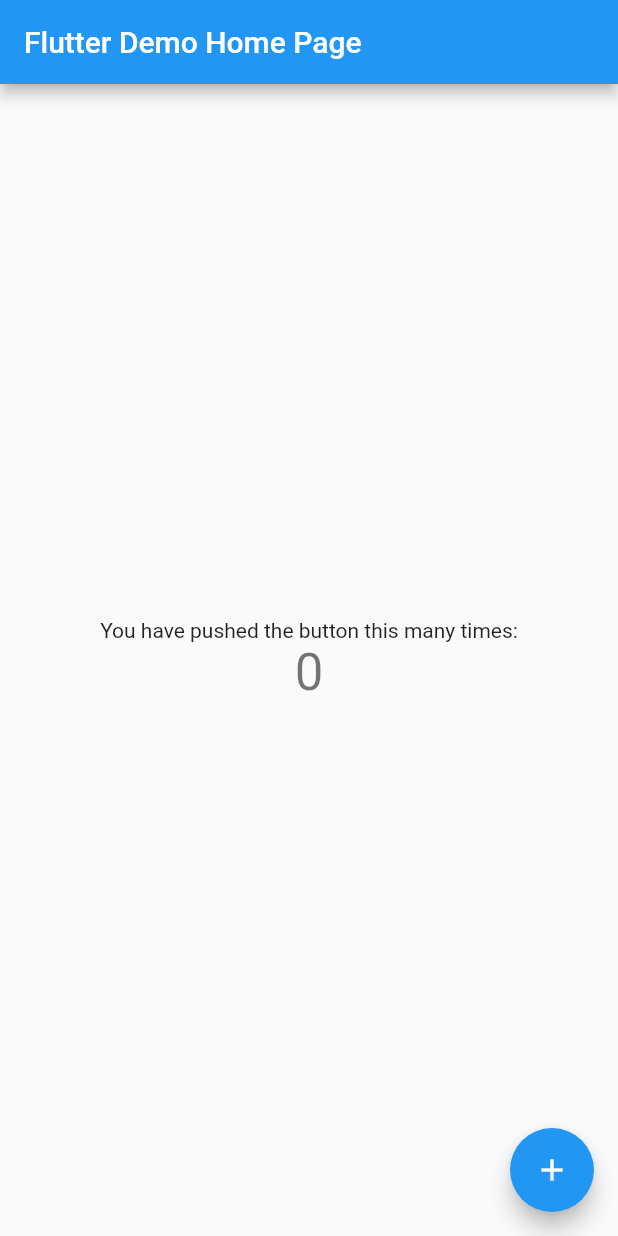
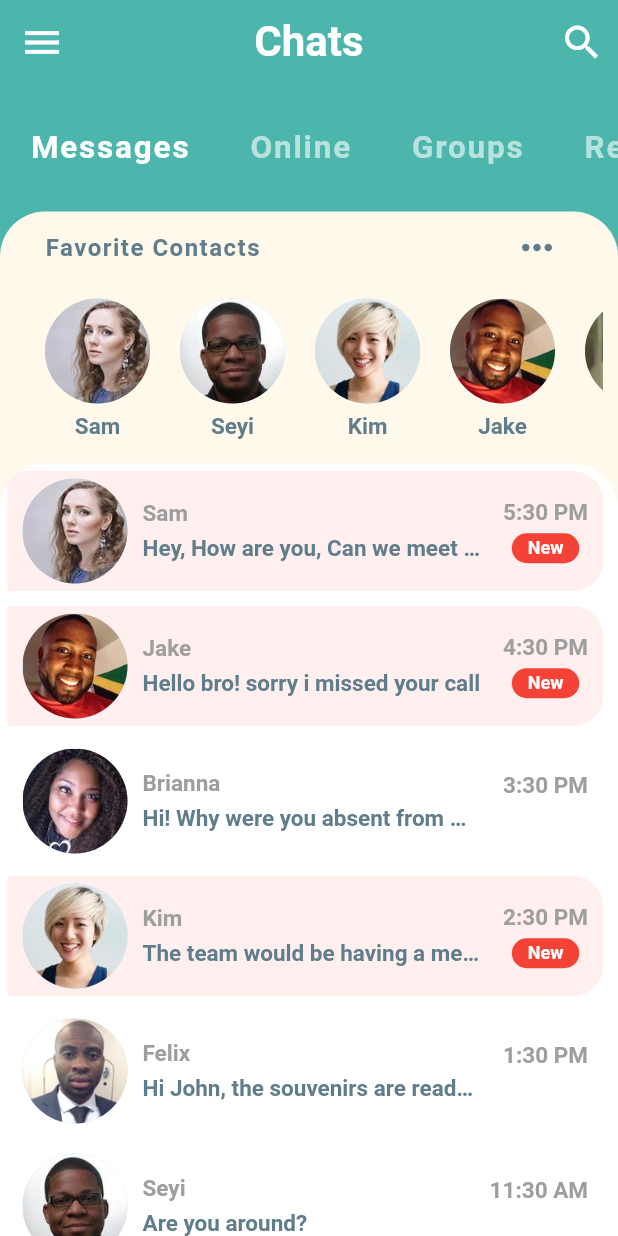
Before and after one commit to divinechy/DummyChatApp, a Flutter app: the screen it shows after launch, on a phone screen of 412 x 824 dp. Run offline on Flutter 3.47's test engine with Material 2 defaults, Android fonts, the phone set to English and light mode, and no system bars.

Commit message:
Added recent chats component

```diff
--- /dev/null
+++ b/lib/Components/CategorySelector.dart
@@ -0,0 +1,46 @@
+import 'package:flutter/material.dart';
+
+class CategorySelector extends StatefulWidget {
+  @override
+  _CategorySelectorState createState() => _CategorySelectorState();
+}
+
+class _CategorySelectorState extends State<CategorySelector> {
+  //to maintain state of the selected category
+  int selectedIndex = 0;
+  final List<String> categories = ['Messages', 'Online', 'Groups', 'Requests'];
+
+  @override
+  Widget build(BuildContext context) {
+    return Container(
+        height: 85,
+        color: Theme.of(context).primaryColor,
+        child: ListView.builder(
+          scrollDirection: Axis.horizontal,
+          itemCount: categories.length,
+          itemBuilder: (context, index) {
+            return GestureDetector(
+              onTap: () {
+                setState(() {
+                  selectedIndex = index;
+                });
+              },
+              child: Padding(
+                padding: EdgeInsets.symmetric(horizontal: 20.0, vertical: 30.0),
+                child: Text(
+                  categories[index],
+                  style: TextStyle(
+                      //the selected index will have a different color from the other items
+                      color: index == selectedIndex
+                          ? Colors.white
+                          : Colors.white60,
+                      fontSize: 21.0,
+                      fontWeight: FontWeight.bold,
+                      letterSpacing: 1.2),
+                ),
+              ),
+            );
+          },
+        ));
+  }
+}
--- /dev/null
+++ b/lib/Components/FavoriteContacts.dart
@@ -0,0 +1,63 @@
+import 'package:dummychatapp/Models/MessageModel.dart';
+import 'package:flutter/material.dart';
+
+class FavoriteContacts extends StatelessWidget {
+  @override
+  Widget build(BuildContext context) {
+    return Padding(
+      padding: const EdgeInsets.symmetric(horizontal: 10.0),
+      child: Column(
+        children: <Widget>[
+          Padding(
+            padding: const EdgeInsets.symmetric(horizontal: 20.0),
+            child: Row(
+              mainAxisAlignment: MainAxisAlignment.spaceBetween,
+              children: <Widget>[
+                Text(
+                  'Favorite Contacts',
+                  style: TextStyle(
+                      color: Colors.blueGrey,
+                      fontSize: 16.0,
+                      fontWeight: FontWeight.bold,
+                      letterSpacing: 1.0),
+                ),
+                IconButton(
+                    icon: Icon(Icons.more_horiz),
+                    iconSize: 30.0,
+                    color: Colors.blueGrey,
+                    onPressed: () {})
+              ],
+            ),
+          ),
+          Container(
+            height: 120.0,
+            child: ListView.builder(
+              padding: EdgeInsets.only(left: 10.0),
+              scrollDirection: Axis.horizontal,
+              itemCount: favorites.length,
+              itemBuilder: (context, index) {
+                return Padding(
+                  padding: const EdgeInsets.all(10.0),
+                  child: Column(
+                    children: <Widget>[
+                      CircleAvatar(
+                        radius: 35.0,
+                        backgroundImage: AssetImage(favorites[index].imageUrl),
+                      ),
+                      SizedBox(height: 6.0),
+                      Text(favorites[index].name,
+                          style: TextStyle(
+                              color: Colors.blueGrey,
+                              fontSize: 15.0,
+                              fontWeight: FontWeight.w600)),
+                    ],
+                  ),
+                );
+              },
+            ),
+          )
+        ],
+      ),
+    );
+  }
+}
--- /dev/null
+++ b/lib/Components/RecentChats.dart
@@ -0,0 +1,103 @@
+import 'package:dummychatapp/Models/MessageModel.dart';
+import 'package:flutter/material.dart';
+
+class RecentChats extends StatelessWidget {
+  @override
+  Widget build(BuildContext context) {
+    return Expanded(
+      child: Container(
+        child: ClipRRect(
+             borderRadius: BorderRadius.only(
+                      topLeft: Radius.circular(30.0),
+                      topRight: Radius.circular(30.0)),
+            child: ListView.builder(
+            itemCount: chats.length,
+            itemBuilder: (context, index) {
+              final Message chat = chats[index];
+              return Container(
+                margin: EdgeInsets.only(left: 5.0, top:5.0, bottom:5.0, right:10.0),
+                padding: EdgeInsets.symmetric(horizontal: 10.0, vertical: 5.0),
+                decoration: BoxDecoration(
+                  color: chat.unread ? Color(0xFFFFEFEE) : Colors.white,
+                  borderRadius: BorderRadius.only(
+                    topRight: Radius.circular(20.0),
+                    bottomRight: Radius.circular(20.0),
+                    // topLeft: Radius.circular(20.0),
+                    // bottomLeft: Radius.circular(20.0)
+                  )
+                ),
+                child: Row(
+                  mainAxisAlignment: MainAxisAlignment.spaceBetween,
+                  children: <Widget>[
+                    Row(
+                      children: <Widget>[
+                        CircleAvatar(
+                          radius: 35.0,
+                          backgroundImage: AssetImage(chat.sender.imageUrl),
+                        ),
+                        SizedBox(
+                          width: 10.0
+                        ),
+                        Column(
+                          crossAxisAlignment: CrossAxisAlignment.start,
+                          children: <Widget>[
+                            Text(chat.sender.name,
+                                style: TextStyle(
+                                    color: Colors.grey,
+                                    fontSize: 15.0,
+                                    fontWeight: FontWeight.bold)),
+                            SizedBox(height: 5.0),
+                            Container(
+                              width: MediaQuery.of(context).size.width * 0.55,
+                              child: Text(
+                                chat.text,
+                                overflow: TextOverflow.ellipsis,
+                                style: TextStyle(
+                                    color: Colors.blueGrey,
+                                    fontSize: 15.0,
+                                    fontWeight: FontWeight.w600),
+                              ),
+                            )
+                          ],
+                        ),
+                      ],
+                    ),
+                    Column(
+                      children: <Widget>[
+                        Text(chat.time, style: TextStyle(
+                          color: Colors.grey,
+                          fontSize: 15.0,
+                          fontWeight: FontWeight.bold
+                        ),),
+                        SizedBox(height: 5.0),
+                        chat.unread ?
+                        Container(
+                          width: 45.0,
+                          height: 20.0,
+                          alignment: Alignment.center,
+                          decoration: BoxDecoration(
+                            borderRadius: BorderRadius.circular(20.0),
+                            color: Colors.red
+                          ),
+                          child: Text("New", style: TextStyle(color: Colors.white, fontSize: 12.0,
+                           fontWeight: FontWeight.bold
+                          )
+                          ,))
+                          : Text('')
+                          ],
+                    )
+                  ],
+                ),
+              );
+            },
+          ),
+        ),
+        decoration: BoxDecoration(
+            color: Colors.white,
+            borderRadius: BorderRadius.only(
+                topLeft: Radius.circular(30.0),
+                topRight: Radius.circular(30.0))),
+      ),
+    );
+  }
+}
--- /dev/null
+++ b/lib/Models/MessageModel.dart
@@ -0,0 +1,160 @@
+import 'package:dummychatapp/Models/UserModel.dart';
+
+class Message {
+  final User sender;
+  final String time; // time would be a datetime or timestamp in real world apps
+  final String text;
+  final bool isLiked;
+  final bool unread;
+
+  Message({
+    this.sender,
+    this.time,
+    this.text,
+    this.isLiked,
+    this.unread,
+  });
+}
+
+//current user
+final User currentUser = User(
+  id: 0,
+  name: 'Current User',
+  imageUrl: 'images/john.jpg',
+);
+
+// USERS
+final User brianna = User(
+  id: 1,
+  name: 'Brianna',
+  imageUrl: 'images/brianna.jpg',
+);
+final User jake = User(
+  id: 2,
+  name: 'Jake',
+  imageUrl: 'images/jake.jpg',
+);
+final User kim = User(
+  id: 3,
+  name: 'Kim',
+  imageUrl: 'images/kim.jpg',
+);
+
+final User seyi = User(
+  id: 4,
+  name: 'Seyi',
+  imageUrl: 'images/seyi.jpg',
+);
+
+final User sam = User(
+  id: 5,
+  name: 'Sam',
+  imageUrl: 'images/samantha.jpg',
+);
+
+final User jane = User(
+  id: 6,
+  name: 'Jane',
+  imageUrl: 'images/jane.jpg',
+);
+
+final User felix = User(
+  id: 7,
+  name: 'Felix',
+  imageUrl: 'images/felix.jpg',
+);
+
+// FAVORITE CONTACTS
+List<User> favorites = [sam, seyi, kim, jake, jane];
+
+// EXAMPLE CHATS ON HOME SCREEN
+List<Message> chats = [
+  Message(
+    sender: sam,
+    time: '5:30 PM',
+    text: 'Hey, How are you, Can we meet today?',
+    isLiked: false,
+    unread: true,
+  ),
+  Message(
+    sender: jake,
+    time: '4:30 PM',
+    text: 'Hello bro! sorry i missed your call',
+    isLiked: false,
+    unread: true,
+  ),
+  Message(
+    sender: brianna,
+    time: '3:30 PM',
+    text: 'Hi! Why were you absent from work today?',
+    isLiked: false,
+    unread: false,
+  ),
+  Message(
+    sender: kim,
+    time: '2:30 PM',
+    text: 'The team would be having a meeting',
+    isLiked: false,
+    unread: true,
+  ),
+  Message(
+    sender: felix,
+    time: '1:30 PM',
+    text: 'Hi John, the souvenirs are ready for collection',
+    isLiked: false,
+    unread: false,
+  ),
+  Message(
+    sender: seyi,
+    time: '11:30 AM',
+    text: 'Are you around?',
+    isLiked: false,
+    unread: false,
+  ),
+];
+
+// EXAMPLE MESSAGES IN CHAT SCREEN
+List<Message> messages = [
+  Message(
+    sender: jane,
+    time: '5:30 PM',
+    text: 'Oh really! that will be great',
+    isLiked: true,
+    unread: true,
+  ),
+  Message(
+    sender: currentUser,
+    time: '4:30 PM',
+    text: 'Sorry about that! Maybe i can fix you somewhere else',
+    isLiked: false,
+    unread: true,
+  ),
+  Message(
+    sender: jane,
+    time: '3:45 PM',
+    text: 'My boss is so mean!!',
+    isLiked: false,
+    unread: true,
+  ),
+  Message(
+    sender: jane,
+    time: '3:15 PM',
+    text: 'I have been stressed out with work lately',
+    isLiked: true,
+    unread: true,
+  ),
+  Message(
+    sender: currentUser,
+    time: '2:30 PM',
+    text: 'I am good. How are you Jane?',
+    isLiked: false,
+    unread: true,
+  ),
+  Message(
+    sender: jane,
+    time: '2:00 PM',
+    text: 'Hi John, how are you today?',
+    isLiked: false,
+    unread: true,
+  ),
+];
--- /dev/null
+++ b/lib/Models/UserModel.dart
@@ -0,0 +1,11 @@
+class User{
+ final int id;
+ final String name;
+ final String imageUrl;
+
+  User({
+    this.id,
+    this.name,
+    this.imageUrl
+  });
+}
--- /dev/null
+++ b/lib/Screens/home_screen.dart
@@ -0,0 +1,57 @@
+import 'package:dummychatapp/Components/CategorySelector.dart';
+import 'package:dummychatapp/Components/FavoriteContacts.dart';
+import 'package:dummychatapp/Components/RecentChats.dart';
+import 'package:flutter/material.dart';
+
+class HomeScreen extends StatefulWidget {
+  @override
+  _HomeScreenState createState() => _HomeScreenState();
+}
+
+class _HomeScreenState extends State<HomeScreen> {
+  @override
+  Widget build(BuildContext context) {
+    return Scaffold(
+      backgroundColor: Theme.of(context).primaryColor,
+      appBar: AppBar(
+        centerTitle: true,
+        leading: IconButton(
+            icon: Icon(Icons.menu),
+            iconSize: 30,
+            color: Colors.white,
+            onPressed: () {}),
+        title: Text(
+          'Chats',
+          style: TextStyle(
+              fontSize: 28, fontWeight: FontWeight.bold, color: Colors.white),
+          textAlign: TextAlign.center,
+        ),
+        elevation: 0.0,
+        actions: <Widget>[
+          IconButton(
+              icon: Icon(Icons.search),
+              iconSize: 30,
+              color: Colors.white,
+              onPressed: () {})
+        ],
+      ),
+      body: Column(
+        children: <Widget>[
+          CategorySelector(),
+          Expanded(
+            child: Container(
+              decoration: BoxDecoration(
+                  color: Theme.of(context).accentColor,
+                  borderRadius: BorderRadius.only(
+                      topLeft: Radius.circular(30.0),
+                      topRight: Radius.circular(30.0))),
+              child: Column(
+                children: <Widget>[FavoriteContacts(), RecentChats()],
+              ),
+            ),
+          )
+        ],
+      ),
+    );
+  }
+}
--- a/lib/main.dart
+++ b/lib/main.dart
@@ -1,117 +1,19 @@
+import 'package:dummychatapp/Screens/home_screen.dart';
 import 'package:flutter/material.dart';
 
-void main() {
-  runApp(MyApp());
-}
+void main() => runApp(MyApp());
 
 class MyApp extends StatelessWidget {
-  // This widget is the root of your application.
   @override
   Widget build(BuildContext context) {
     return MaterialApp(
-      title: 'Flutter Demo',
+      title: "Dummy Chat",
+      debugShowCheckedModeBanner: false,
       theme: ThemeData(
-        // This is the theme of your application.
-        //
-        // Try running your application with "flutter run". You'll see the
-        // application has a blue toolbar. Then, without quitting the app, try
-        // changing the primarySwatch below to Colors.green and then invoke
-        // "hot reload" (press "r" in the console where you ran "flutter run",
-        // or simply save your changes to "hot reload" in a Flutter IDE).
-        // Notice that the counter didn't reset back to zero; the application
-        // is not restarted.
-        primarySwatch: Colors.blue,
-        // This makes the visual density adapt to the platform that you run
-        // the app on. For desktop platforms, the controls will be smaller and
-        // closer together (more dense) than on mobile platforms.
-        visualDensity: VisualDensity.adaptivePlatformDensity,
+         primaryColor: Colors.teal[300],
+         accentColor: Color(0xFFFEF9EB),
       ),
-      home: MyHomePage(title: 'Flutter Demo Home Page'),
+      home: HomeScreen(),
     );
   }
 }
-
-class MyHomePage extends StatefulWidget {
-  MyHomePage({Key key, this.title}) : super(key: key);
-
-  // This widget is the home page of your application. It is stateful, meaning
-  // that it has a State object (defined below) that contains fields that affect
-  // how it looks.
-
-  // This class is the configuration for the state. It holds the values (in this
-  // case the title) provided by the parent (in this case the App widget) and
-  // used by the build method of the State. Fields in a Widget subclass are
-  // always marked "final".
-
-  final String title;
-
-  @override
-  _MyHomePageState createState() => _MyHomePageState();
-}
-
-class _MyHomePageState extends State<MyHomePage> {
-  int _counter = 0;
-
-  void _incrementCounter() {
-    setState(() {
-      // This call to setState tells the Flutter framework that something has
-      // changed in this State, which causes it to rerun the build method below
-      // so that the display can reflect the updated values. If we changed
-      // _counter without calling setState(), then the build method would not be
-      // called again, and so nothing would appear to happen.
-      _counter++;
-    });
-  }
-
-  @override
-  Widget build(BuildContext context) {
-    // This method is rerun every time setState is called, for instance as done
-    // by the _incrementCounter method above.
-    //
-    // The Flutter framework has been optimized to make rerunning build methods
-    // fast, so that you can just rebuild anything that needs updating rather
-    // than having to individually change instances of widgets.
-    return Scaffold(
-      appBar: AppBar(
-        // Here we take the value from the MyHomePage object that was created by
-        // the App.build method, and use it to set our appbar title.
-        title: Text(widget.title),
-      ),
-      body: Center(
-        // Center is a layout widget. It takes a single child and positions it
-        // in the middle of the parent.
-        child: Column(
-          // Column is also a layout widget. It takes a list of children and
-          // arranges them vertically. By default, it sizes itself to fit its
-          // children horizontally, and tries to be as tall as its parent.
-          //
-          // Invoke "debug painting" (press "p" in the console, choose the
-          // "Toggle Debug Paint" action from the Flutter Inspector in Android
-          // Studio, or the "Toggle Debug Paint" command in Visual Studio Code)
-          // to see the wireframe for each widget.
-          //
-          // Column has various properties to control how it sizes itself and
-          // how it positions its children. Here we use mainAxisAlignment to
-          // center the children vertically; the main axis here is the vertical
-          // axis because Columns are vertical (the cross axis would be
-          // horizontal).
-          mainAxisAlignment: MainAxisAlignment.center,
-          children: <Widget>[
-            Text(
-              'You have pushed the button this many times:',
-            ),
-            Text(
-              '$_counter',
-              style: Theme.of(context).textTheme.headline4,
-            ),
-          ],
-        ),
-      ),
-      floatingActionButton: FloatingActionButton(
-        onPressed: _incrementCounter,
-        tooltip: 'Increment',
-        child: Icon(Icons.add),
-      ), // This trailing comma makes auto-formatting nicer for build methods.
-    );
-  }
-}
```
